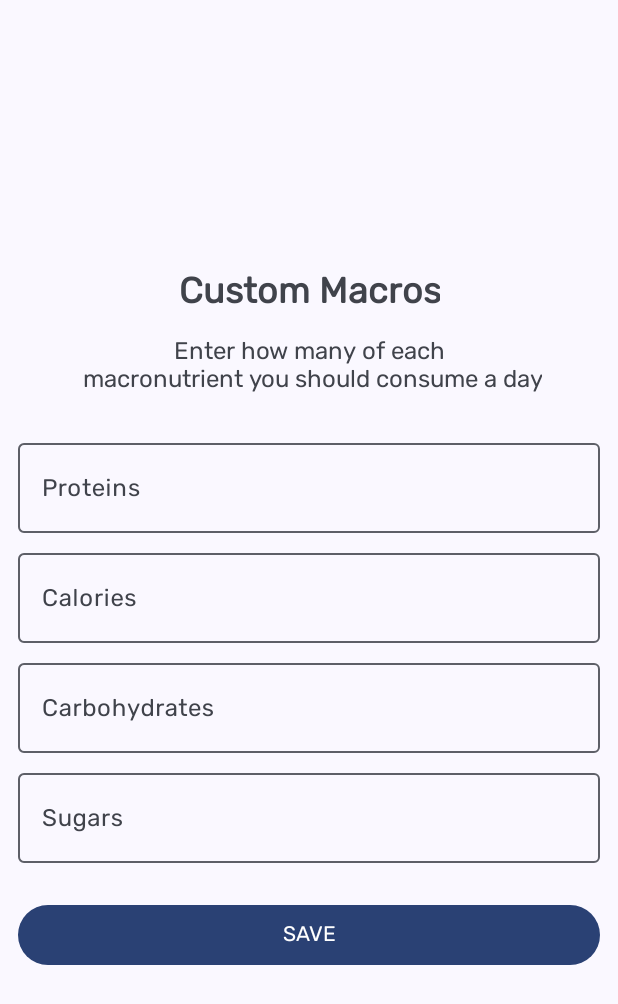
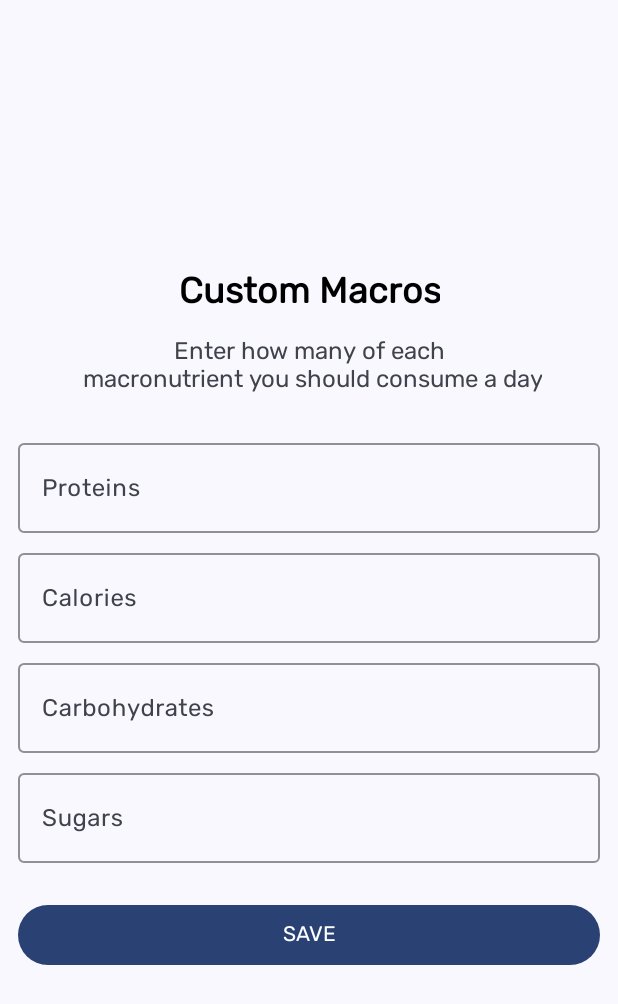
Before and after one commit to AleksandarTheGreat/Nutrition, an Android app: the FragmentAllDays screen opened directly, with no data from a screen before it, after a tap on "Set manually", on a phone screen of 412 x 824 dp. Shown: the top 1004 px of the screen. Run offline under Robolectric (Android 15) with nearby library versions, the phone set to English and light mode, and no system bars.

Commit message:
Again more UI changes, Idk what to fix next now, so I am taking a break

```diff
--- a/app/src/main/java/com/example/nutrition/Activities/Section3Activity.java
+++ b/app/src/main/java/com/example/nutrition/Activities/Section3Activity.java
@@ -59,10 +59,10 @@ public class Section3Activity extends ParentActivity {
         if (id != 0) {
             Day day = daysRepo.get(id);
             fragmentADay = new FragmentADay(day, appCompatActivity);
-            MyFragmentManager.change(appCompatActivity, fragmentADay, true);
+            MyFragmentManager.change2(appCompatActivity, fragmentADay, false);
         } else {
             fragmentAllDays = new FragmentAllDays(appCompatActivity);
-            MyFragmentManager.change(appCompatActivity, fragmentAllDays, false);
+            MyFragmentManager.change2(appCompatActivity, fragmentAllDays, false);
         }
     }
 
--- a/app/src/main/java/com/example/nutrition/Adapters/DaysAdapter.java
+++ b/app/src/main/java/com/example/nutrition/Adapters/DaysAdapter.java
@@ -81,7 +81,7 @@ public class DaysAdapter extends RecyclerView.Adapter<DaysAdapter.MyViewHolder>
 
         String dayName = day.calculateLongDayNameOfDate();
         holder.textViewDay.setText(dayName);
-        holder.textViewDate.setText(day.getDateIntoStringFormat());
+        holder.textViewDate.setText(day.dateIntoReadableFormat());
         holder.textViewDaysNumber.setText("D" + reversePosition);
         holder.materialCardView.setBackgroundColor(Color.TRANSPARENT);
 
@@ -140,6 +140,8 @@ public class DaysAdapter extends RecyclerView.Adapter<DaysAdapter.MyViewHolder>
                 holder.textViewDaysNumber.setTextColor(colorText);
                 holder.textViewLabelMacro.setTextColor(colorText);
                 holder.textViewNumberMacro.setTextColor(colorText);
+
+                holder.textViewDate.setText(day.dateIntoReadableFormat() + " - Today");
             }
             // Yesterday
             else if (day.getCreatedAt().equals(currentDate.minusDays(1))) {
@@ -154,6 +156,8 @@ public class DaysAdapter extends RecyclerView.Adapter<DaysAdapter.MyViewHolder>
                 holder.textViewDaysNumber.setTextColor(colorText);
                 holder.textViewLabelMacro.setTextColor(colorText);
                 holder.textViewNumberMacro.setTextColor(colorText);
+
+                holder.textViewDate.setText(day.dateIntoReadableFormat() + " - Yesterday");
             }
             // Every other day
             else {
--- a/app/src/main/java/com/example/nutrition/Fragments/FragmentAllDays.java
+++ b/app/src/main/java/com/example/nutrition/Fragments/FragmentAllDays.java
@@ -140,7 +140,7 @@ public class FragmentAllDays extends Fragment implements IEssentials {
         });
 
         binding.buttonSetManually.setOnClickListener(view -> {
-            MyFragmentManager.change(appCompatActivity, new FragmentCustomMacros(), false);
+            MyFragmentManager.change2(appCompatActivity, new FragmentCustomMacros(appCompatActivity), true);
             toaster.text("Going there now");
         });
 
--- a/app/src/main/java/com/example/nutrition/Fragments/FragmentCustomMacros.java
+++ b/app/src/main/java/com/example/nutrition/Fragments/FragmentCustomMacros.java
@@ -1,7 +1,10 @@
 package com.example.nutrition.Fragments;
 
+import android.content.DialogInterface;
 import android.os.Bundle;
 
+import androidx.appcompat.app.AppCompatActivity;
+import androidx.core.content.ContextCompat;
 import androidx.fragment.app.Fragment;
 
 import android.view.LayoutInflater;
@@ -13,7 +16,9 @@ import com.example.nutrition.Helper.Toaster;
 import com.example.nutrition.Model.CustomMacros;
 import com.example.nutrition.R;
 import com.example.nutrition.SharedPrefs.SharedPrefCustomMacros;
+import com.example.nutrition.Utils.ThemeUtils;
 import com.example.nutrition.databinding.FragmentCustomMacrosBinding;
+import com.google.android.material.dialog.MaterialAlertDialogBuilder;
 
 
 public class FragmentCustomMacros extends Fragment implements IEssentials {
@@ -21,9 +26,14 @@ public class FragmentCustomMacros extends Fragment implements IEssentials {
     private FragmentCustomMacrosBinding binding;
     private Toaster toaster;
     private CustomMacros customMacros;
+    private AppCompatActivity appCompatActivity;
 
     public FragmentCustomMacros() {
         // Required empty public constructor
+    }
+
+    public FragmentCustomMacros(AppCompatActivity appCompatActivity){
+        this.appCompatActivity = appCompatActivity;
     }
 
     @Override
@@ -32,6 +42,7 @@ public class FragmentCustomMacros extends Fragment implements IEssentials {
 
         instantiateObjects();
         addEventListeners();
+        additionalThemeChanges();
 
         return binding.getRoot();
     }
@@ -57,25 +68,25 @@ public class FragmentCustomMacros extends Fragment implements IEssentials {
     @Override
     public void addEventListeners() {
         binding.buttonSaveCustomMacros.setOnClickListener(view -> {
-            if (binding.textInputProteins.getText().toString().isEmpty()){
+            if (binding.textInputProteins.getText().toString().isEmpty()) {
                 binding.textLayoutProteins.setError("Enter proteins");
                 return;
             }
 
             binding.textLayoutProteins.setError("");
-            if (binding.textInputCalories.getText().toString().isEmpty()){
+            if (binding.textInputCalories.getText().toString().isEmpty()) {
                 binding.textLayoutCalories.setError("Enter calories");
                 return;
             }
 
             binding.textLayoutCalories.setError("");
-            if (binding.textInputCarbs.getText().toString().isEmpty()){
+            if (binding.textInputCarbs.getText().toString().isEmpty()) {
                 binding.textLayoutCarbs.setError("Enter carbs");
                 return;
             }
 
             binding.textLayoutCarbs.setError("");
-            if (binding.textInputSugars.getText().toString().isEmpty()){
+            if (binding.textInputSugars.getText().toString().isEmpty()) {
                 binding.textLayoutSugars.setError("Enter sugars");
                 return;
             }
@@ -100,6 +111,20 @@ public class FragmentCustomMacros extends Fragment implements IEssentials {
             binding.textInputCarbs.setText("");
             binding.textInputSugars.setText("");
 
+            appCompatActivity.getSupportFragmentManager().popBackStack();
+
         });
     }
+
+    public void additionalThemeChanges(){
+        if (ThemeUtils.isNightModeActive(appCompatActivity)) {
+            int colorWhite = ContextCompat.getColor(getContext(), R.color.white);
+
+            binding.textViewCustomMacros.setTextColor(colorWhite);
+        } else {
+            int colorBlack = ContextCompat.getColor(getContext(), R.color.black);
+
+            binding.textViewCustomMacros.setTextColor(colorBlack);
+        }
+    }
 }
--- a/app/src/main/java/com/example/nutrition/Fragments/MyFragmentManager.java
+++ b/app/src/main/java/com/example/nutrition/Fragments/MyFragmentManager.java
@@ -36,4 +36,21 @@ public class MyFragmentManager {
                     .replace(R.id.fragmentContainerViewSection3Activity, fragment)
                     .commit();
     }
+
+    public static void change2(AppCompatActivity activity, Fragment fragment, boolean shouldPutOnStack){
+        FragmentManager fragmentManager = activity.getSupportFragmentManager();
+        if (shouldPutOnStack){
+            fragmentManager
+                    .beginTransaction()
+                    .setCustomAnimations(R.anim.right_to_center, R.anim.center_to_left, R.anim.left_to_center, R.anim.center_to_right)
+                    .replace(R.id.fragmentContainerViewSection3Activity, fragment)
+                    .addToBackStack("backStack")
+                    .commit();
+        } else {
+            fragmentManager
+                    .beginTransaction()
+                    .replace(R.id.fragmentContainerViewSection3Activity, fragment)
+                    .commit();
+        }
+    }
 }
--- a/app/src/main/java/com/example/nutrition/Helper/HelperFragmentAllDays.java
+++ b/app/src/main/java/com/example/nutrition/Helper/HelperFragmentAllDays.java
@@ -139,7 +139,7 @@ public class HelperFragmentAllDays {
                 linearLayout.setGravity(Gravity.CENTER);
 
                 linearLayout.setOnClickListener(view -> {
-                    MyFragmentManager.change(appCompatActivity, new FragmentADay(day, appCompatActivity), false);
+                    MyFragmentManager.change2(appCompatActivity, new FragmentADay(day, appCompatActivity), true);
                     Log.d("Tag", day.calculateShortDayNameOfDate() + " - " + day.getDateIntoStringFormat());
                 });
 
@@ -149,7 +149,7 @@ public class HelperFragmentAllDays {
                         MaterialAlertDialogBuilder builder = new MaterialAlertDialogBuilder(context);
                         builder.setTitle("Alert")
                                 .setIcon(R.drawable.ic_remove)
-                                .setMessage("Are you sure you want to delete\n'" + day.calculateLongDayNameOfDate() + " - " + day.getDateIntoStringFormat() + "' ")
+                                .setMessage("Are you sure you want to delete\n'" + day.calculateLongDayNameOfDate() + " - " + day.dateIntoReadableFormat() + "' ")
                                 .setPositiveButton("Yes", new DialogInterface.OnClickListener() {
                                     @SuppressLint("NotifyDataSetChanged")
                                     @Override
--- a/app/src/main/java/com/example/nutrition/Model/Day.java
+++ b/app/src/main/java/com/example/nutrition/Model/Day.java
@@ -45,6 +45,11 @@ public class Day {
             return createdAt.format(dtf);
         }
         return createdAt.toString();
+    }
+
+    public String dateIntoReadableFormat(){
+        DateTimeFormatter dtf = DateTimeFormatter.ofPattern("dd MMM yyyy");
+        return createdAt.format(dtf);
     }
 
     public String calculateShortDayNameOfDate(){
--- a/app/src/main/res/layout/fragment_custom_macros.xml
+++ b/app/src/main/res/layout/fragment_custom_macros.xml
@@ -9,6 +9,7 @@
     tools:context=".Fragments.FragmentCustomMacros">
 
     <TextView
+        android:id="@+id/textViewCustomMacros"
         android:layout_height="wrap_content"
         android:layout_width="wrap_content"
         android:layout_marginBottom="8dp"
@@ -34,7 +35,8 @@
         android:layout_marginHorizontal="12dp"
         android:layout_marginBottom="8dp"
         android:hint="Proteins"
-        >
+        app:boxStrokeColor="@color/colorProtein"
+        app:hintTextColor="@color/colorProtein">
 
         <com.google.android.material.textfield.TextInputEditText
             android:id="@+id/textInputProteins"
@@ -52,6 +54,8 @@
         android:layout_marginHorizontal="12dp"
         android:layout_marginBottom="8dp"
         android:hint="Calories"
+        app:boxStrokeColor="@color/colorCalorie"
+        app:hintTextColor="@color/colorCalorie"
         >
 
         <com.google.android.material.textfield.TextInputEditText
@@ -70,6 +74,8 @@
         android:layout_marginHorizontal="12dp"
         android:layout_marginBottom="8dp"
         android:hint="Carbohydrates"
+        app:boxStrokeColor="@color/colorCarbohydrate"
+        app:hintTextColor="@color/colorCarbohydrate"
         >
 
         <com.google.android.material.textfield.TextInputEditText
@@ -88,6 +94,8 @@
         android:layout_marginHorizontal="12dp"
         android:layout_marginBottom="24dp"
         android:hint="Sugars"
+        app:boxStrokeColor="@color/colorSugar"
+        app:hintTextColor="@color/colorSugar"
         >
 
         <com.google.android.material.textfield.TextInputEditText
--- a/app/src/main/res/layout/fragment_quote.xml
+++ b/app/src/main/res/layout/fragment_quote.xml
@@ -12,7 +12,6 @@
         android:layout_height="wrap_content"
         android:paddingHorizontal="16dp"
         android:fontFamily="@font/playwrite_regular"
-        android:lineHeight="45dp"
         android:text="Some really big text so I can see if the margin is working"
         android:textSize="26sp"
         android:textAlignment="center"
```
Also changed, not shown: app/src/main/java/com/example/nutrition/Adapters/ProductsAdapter.java (+1 -12 lines), app/src/main/res/layout/fragment_all_days.xml (+4 -4 lines), app/src/main/res/layout/fragment_popular_foods.xml (+8 -1 lines).
